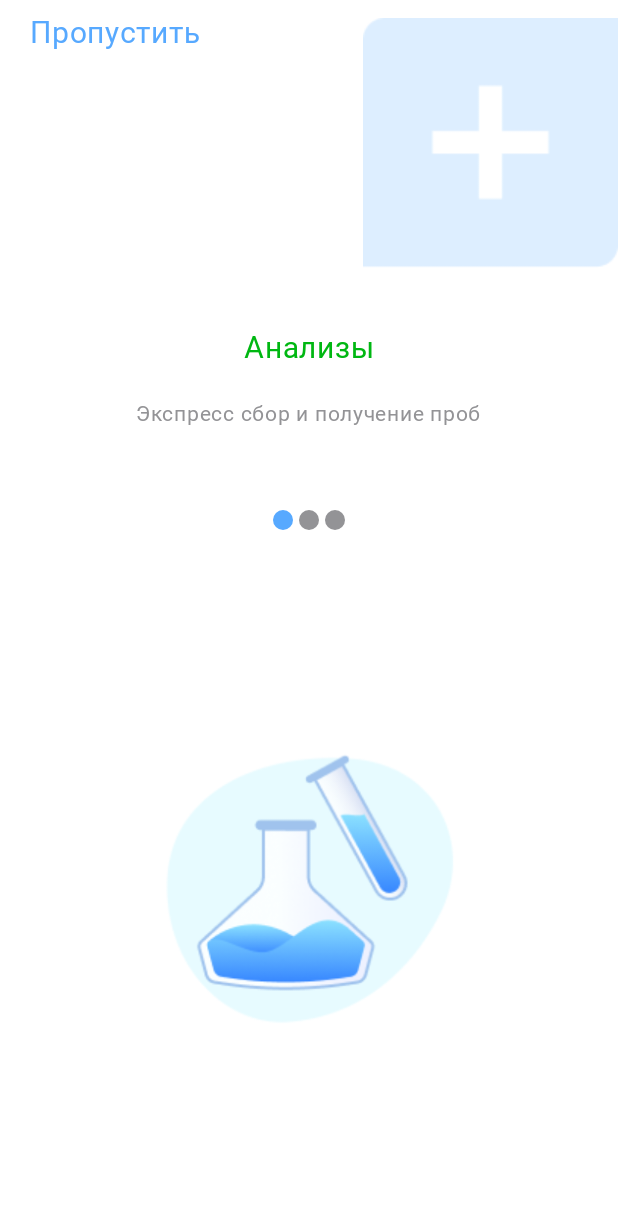
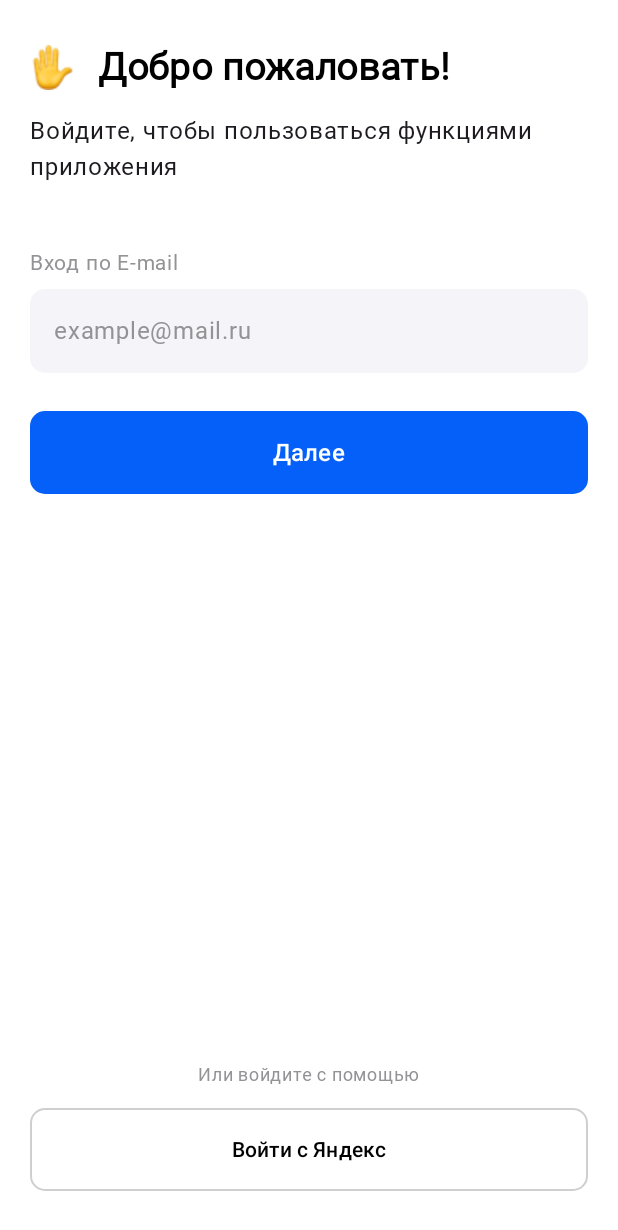
Before and after one commit to v0nd1/Medic, an Android app built with Jetpack Compose: the screen it shows after launch (MainActivity), on a phone screen of 412 x 824 dp. Shown: the top 1230 px of the screen. Run offline under Robolectric (Android 15) with nearby library versions, the phone set to English and light mode, and no system bars.

Commit message:
End design OnBoardScreen. Start working on AuthScreen

```diff
--- a/app/src/main/java/com/huggydugy/medic/ElementBoard.kt
+++ b/app/src/main/java/com/huggydugy/medic/ElementBoard.kt
@@ -3,6 +3,12 @@ package com.huggydugy.medic
 import androidx.annotation.DrawableRes
 import androidx.compose.ui.unit.Dp
 import androidx.compose.ui.unit.dp
+
+/*
+* Автор: Вдовенко Дмитрий
+* Дата создания: 22.01.2024, 20:37
+* Класс для удобного контроля содержимого начальных страниц
+* */
 
 data class ElementBoard(
     @DrawableRes val image: Int,
--- a/app/src/main/java/com/huggydugy/medic/MainActivity.kt
+++ b/app/src/main/java/com/huggydugy/medic/MainActivity.kt
@@ -4,28 +4,12 @@ import android.os.Bundle
 import androidx.activity.ComponentActivity
 import androidx.activity.compose.setContent
 import androidx.compose.foundation.ExperimentalFoundationApi
-import androidx.compose.foundation.background
-import androidx.compose.foundation.layout.Arrangement
-import androidx.compose.foundation.layout.Box
-import androidx.compose.foundation.layout.Row
 import androidx.compose.foundation.layout.fillMaxSize
-import androidx.compose.foundation.layout.fillMaxWidth
-import androidx.compose.foundation.layout.padding
-import androidx.compose.foundation.layout.size
-import androidx.compose.foundation.layout.wrapContentHeight
-import androidx.compose.foundation.pager.HorizontalPager
-import androidx.compose.foundation.pager.rememberPagerState
-import androidx.compose.foundation.shape.CircleShape
 import androidx.compose.material3.MaterialTheme
 import androidx.compose.material3.Surface
-import androidx.compose.material3.Text
-import androidx.compose.runtime.Composable
-import androidx.compose.ui.Alignment
 import androidx.compose.ui.Modifier
-import androidx.compose.ui.draw.clip
-import androidx.compose.ui.graphics.Color
-import androidx.compose.ui.tooling.preview.Preview
-import androidx.compose.ui.unit.dp
+import com.huggydugy.medic.screens.AuthScreen
+import com.huggydugy.medic.screens.OnBoardScreen
 import com.huggydugy.medic.ui.theme.MedicTheme
 
 class MainActivity : ComponentActivity() {
@@ -38,7 +22,7 @@ class MainActivity : ComponentActivity() {
                     modifier = Modifier.fillMaxSize(),
                     color = MaterialTheme.colorScheme.background
                 ) {
-                    OnBoardScreen()
+                    AuthScreen()
                 }
             }
         }
--- /dev/null
+++ b/app/src/main/java/com/huggydugy/medic/screens/AuthScreen.kt
@@ -0,0 +1,149 @@
+package com.huggydugy.medic.screens
+
+import androidx.compose.foundation.BorderStroke
+import androidx.compose.foundation.Image
+import androidx.compose.foundation.background
+import androidx.compose.foundation.layout.Arrangement
+import androidx.compose.foundation.layout.Column
+import androidx.compose.foundation.layout.Row
+import androidx.compose.foundation.layout.Spacer
+import androidx.compose.foundation.layout.fillMaxWidth
+import androidx.compose.foundation.layout.height
+import androidx.compose.foundation.layout.padding
+import androidx.compose.foundation.layout.size
+import androidx.compose.foundation.layout.width
+import androidx.compose.foundation.shape.RoundedCornerShape
+import androidx.compose.foundation.text.BasicTextField
+import androidx.compose.material3.Button
+import androidx.compose.material3.ButtonColors
+import androidx.compose.material3.ButtonDefaults
+import androidx.compose.material3.ExperimentalMaterial3Api
+import androidx.compose.material3.OutlinedTextField
+import androidx.compose.material3.Text
+import androidx.compose.material3.TextField
+import androidx.compose.material3.TextFieldColors
+import androidx.compose.material3.TextFieldDefaults
+import androidx.compose.runtime.Composable
+import androidx.compose.runtime.getValue
+import androidx.compose.runtime.mutableStateOf
+import androidx.compose.runtime.remember
+import androidx.compose.runtime.setValue
+import androidx.compose.ui.Alignment
+import androidx.compose.ui.Modifier
+import androidx.compose.ui.graphics.Color
+import androidx.compose.ui.graphics.Outline
+import androidx.compose.ui.graphics.RectangleShape
+import androidx.compose.ui.res.painterResource
+import androidx.compose.ui.text.font.FontWeight
+import androidx.compose.ui.text.style.TextAlign
+import androidx.compose.ui.unit.dp
+import androidx.compose.ui.unit.sp
+import com.huggydugy.medic.R
+import com.huggydugy.medic.ui.theme.Black
+import com.huggydugy.medic.ui.theme.Gray
+import com.huggydugy.medic.ui.theme.GrayLight
+import com.huggydugy.medic.ui.theme.GrayLight2
+import com.huggydugy.medic.ui.theme.Roboto
+
+@OptIn(ExperimentalMaterial3Api::class)
+@Composable
+fun AuthScreen(){
+    var value by remember { mutableStateOf("") }
+    Column(
+        modifier = Modifier
+        .padding(vertical = 30.dp, horizontal = 20.dp)
+    ) {
+        Row(
+            horizontalArrangement = Arrangement.Center
+        ) {
+            Image(
+                modifier = Modifier
+                    .size(30.dp),
+                painter = painterResource(id = R.drawable.hello_emojies),
+                contentDescription = null)
+            Spacer(modifier = Modifier.width(15.dp))
+            Text(
+                text = "Добро пожаловать!",
+                fontWeight = FontWeight.Bold,
+                fontFamily = Roboto,
+                fontSize = 25.sp,
+                color = Black
+            )
+        }
+        Spacer(modifier = Modifier.height(15.dp))
+        Text(
+            text = "Войдите, чтобы пользоваться функциями приложения",
+            textAlign = TextAlign.Start
+        )
+        Spacer(modifier = Modifier.height(40.dp))
+        Text(
+            text = "Вход по E-mail",
+            fontFamily = Roboto,
+            color = Gray,
+            fontSize = 14.sp
+        )
+        Spacer(modifier = Modifier.height(5.dp))
+        OutlinedTextField(
+            modifier = Modifier
+                .fillMaxWidth(),
+            value = value ,
+            onValueChange = {value = it},
+            colors = TextFieldDefaults.outlinedTextFieldColors(
+                focusedBorderColor = Color.Transparent,
+                unfocusedBorderColor = Color.Transparent,
+                containerColor = GrayLight2
+
+            ),
+            shape = RoundedCornerShape(10.dp),
+            placeholder = {
+                Text(
+                    text = "example@mail.ru",
+                    color = Gray
+                )
+            }
+        )
+        Spacer(modifier = Modifier.height(25.dp))
+        Button(
+            modifier = Modifier
+                .fillMaxWidth()
+                .height(55.dp),
+            onClick = { /*TODO*/ },
+            shape = RoundedCornerShape(10.dp)
+        ) {
+            Text(text = "Далее", fontSize = 16.sp)
+        }
+        Spacer(modifier = Modifier.weight(1f))
+        Column(
+            horizontalAlignment = Alignment.CenterHorizontally
+        ) {
+            Text(
+                text = "Или войдите с помощью",
+                fontFamily = Roboto,
+                color = Gray,
+                fontSize = 12.sp
+            )
+            Spacer(modifier = Modifier.height(10.dp))
+            YandexButton()
+        }
+
+    }
+}
+
+@Composable
+fun YandexButton(){
+    Button(
+        modifier = Modifier
+            .fillMaxWidth()
+            .height(55.dp),
+        onClick = { /*TODO*/ },
+        shape = RoundedCornerShape(10.dp),
+        colors = ButtonDefaults.buttonColors(
+            containerColor = Color.Transparent,
+            contentColor = Black
+        ),
+        border = BorderStroke(1.dp, GrayLight)
+
+    ) {
+        Text(text = "Войти с Яндекс")
+    }
+}
--- a/app/src/main/java/com/huggydugy/medic/OnBoardScreen.kt
+++ b/app/src/main/java/com/huggydugy/medic/screens/OnBoardScreen.kt
@@ -1,4 +1,4 @@
-package com.huggydugy.medic
+package com.huggydugy.medic.screens
 
 import androidx.compose.foundation.ExperimentalFoundationApi
 import androidx.compose.foundation.Image
@@ -14,7 +14,6 @@ import androidx.compose.foundation.layout.fillMaxWidth
 import androidx.compose.foundation.layout.height
 import androidx.compose.foundation.layout.padding
 import androidx.compose.foundation.layout.size
-import androidx.compose.foundation.layout.width
 import androidx.compose.foundation.layout.wrapContentHeight
 import androidx.compose.foundation.pager.HorizontalPager
 import androidx.compose.foundation.pager.rememberPagerState
@@ -24,16 +23,19 @@ import androidx.compose.runtime.Composable
 import androidx.compose.ui.Alignment
 import androidx.compose.ui.Modifier
 import androidx.compose.ui.draw.clip
+import androidx.compose.ui.draw.drawWithContent
+import androidx.compose.ui.geometry.CornerRadius
+import androidx.compose.ui.geometry.center
 import androidx.compose.ui.graphics.Color
-import androidx.compose.ui.graphics.painter.Painter
 import androidx.compose.ui.res.painterResource
 import androidx.compose.ui.text.font.FontWeight
+import androidx.compose.ui.text.style.TextAlign
 import androidx.compose.ui.unit.dp
 import androidx.compose.ui.unit.sp
-import com.huggydugy.medic.ui.theme.BlueLight
+import com.huggydugy.medic.ElementBoard
+import com.huggydugy.medic.R
 import com.huggydugy.medic.ui.theme.BlueLight2
 import com.huggydugy.medic.ui.theme.Gray
-import com.huggydugy.medic.ui.theme.GrayLight
 import com.huggydugy.medic.ui.theme.Green
 import com.huggydugy.medic.ui.theme.Roboto
 
@@ -57,7 +59,7 @@ fun OnBoardScreen(){
             header = "Мониторинг",
             description = "Наши врачи всегда наблюдают \n" +
                 "за вашими показателями здоровья",
-            size = 450.dp
+            size = 330.dp
         )
     )
     val pagerState = rememberPagerState()
@@ -110,6 +112,7 @@ fun OnBoardScreen(){
                     color = Gray,
                     fontSize = 14.sp,
                     fontFamily = Roboto,
+                    textAlign = TextAlign.Center
                 )
                 Spacer(modifier = Modifier.height(50.dp))
                 Row(
@@ -119,12 +122,22 @@ fun OnBoardScreen(){
                     horizontalArrangement = Arrangement.Center
                 ) {
                     repeat(elements.size){
-                        val color = if (pagerState.currentPage == it) BlueLight2 else Gray
                         Box(
                             modifier = Modifier
                                 .padding(2.dp)
                                 .clip(CircleShape)
-                                .background(color)
+                                .drawWithContent {
+                                    if (pagerState.currentPage == it) {
+                                        drawRoundRect(color = BlueLight2, size = size, cornerRadius = CornerRadius.Zero)
+                                        drawCircle(color = Color.White, center = size.center, radius = 0.dp.toPx())
+                                    }
+                                    else {
+                                        drawRoundRect(color = BlueLight2, size = size, cornerRadius = CornerRadius.Zero)
+                                        drawCircle(color = Color.White, center = size.center, radius = 6.dp.toPx())
+                                    }
+
+                                }
+                                .background(BlueLight2)
                                 .size(13.dp)
                         )
 
--- a/app/src/main/java/com/huggydugy/medic/ui/theme/Color.kt
+++ b/app/src/main/java/com/huggydugy/medic/ui/theme/Color.kt
@@ -12,8 +12,9 @@ val Yellow = Color(0xFFEBBC2E)
 val Green = Color(0xFF00B712)
 
 //Text colors
-val Dark = Color(0xFF141414)
+val Black = Color(0xFF000000)
 val DarkLight = Color(0xFF3A3A3A)
 val Gray = Color(0xFF939396)
 val GrayLight = Color(0xFFCFCFCF)
+val GrayLight2 = Color(0xFFF5F5F9)
 val White = Color(0xFFFFFFFF)
```
Also changed, not shown: app/src/main/res/drawable/hello_emojies.png (added).
